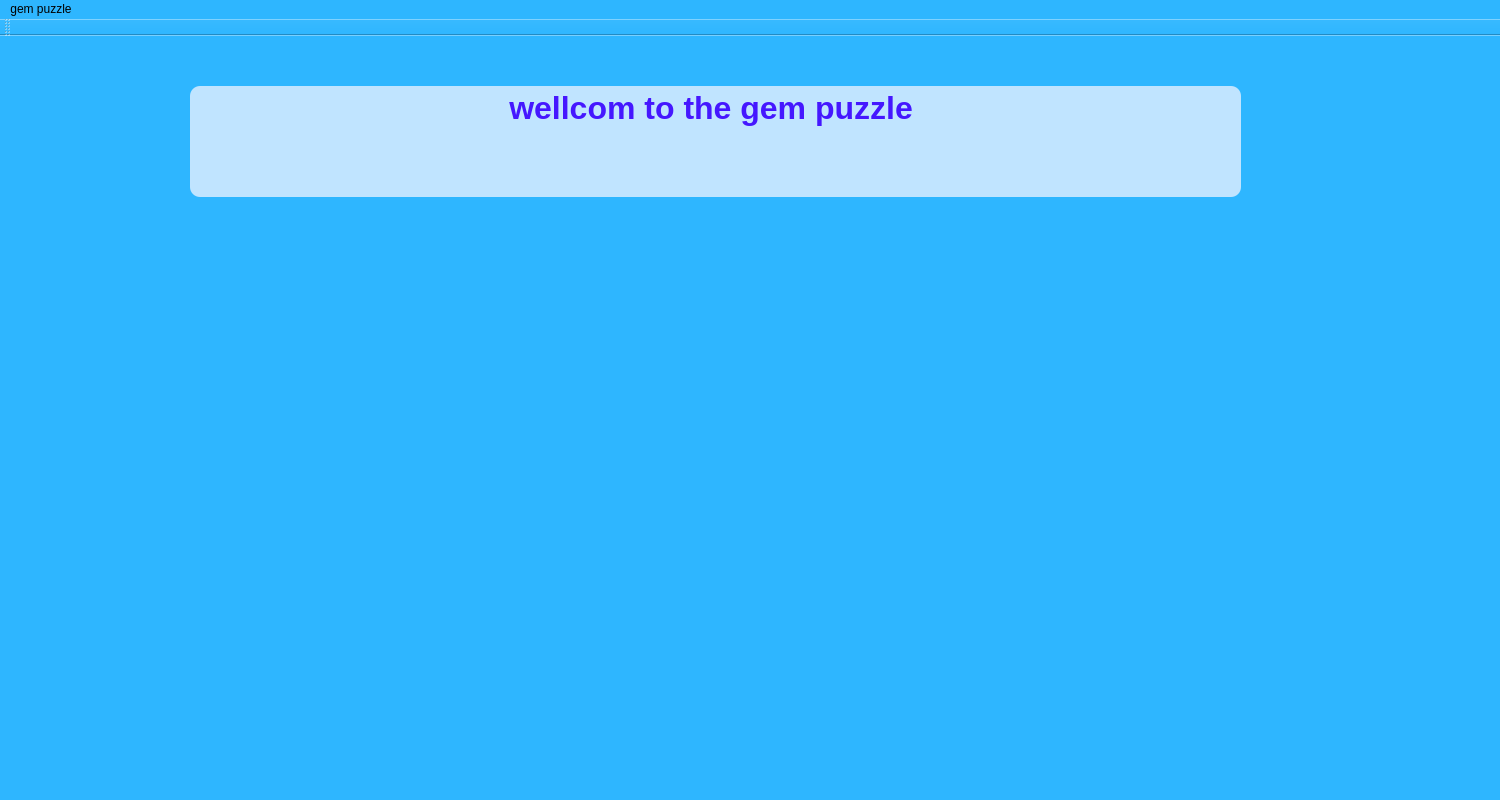
Qt form mainwindow.ui (haniShams/Finalproject_Gem_Puzzle) before a commit.
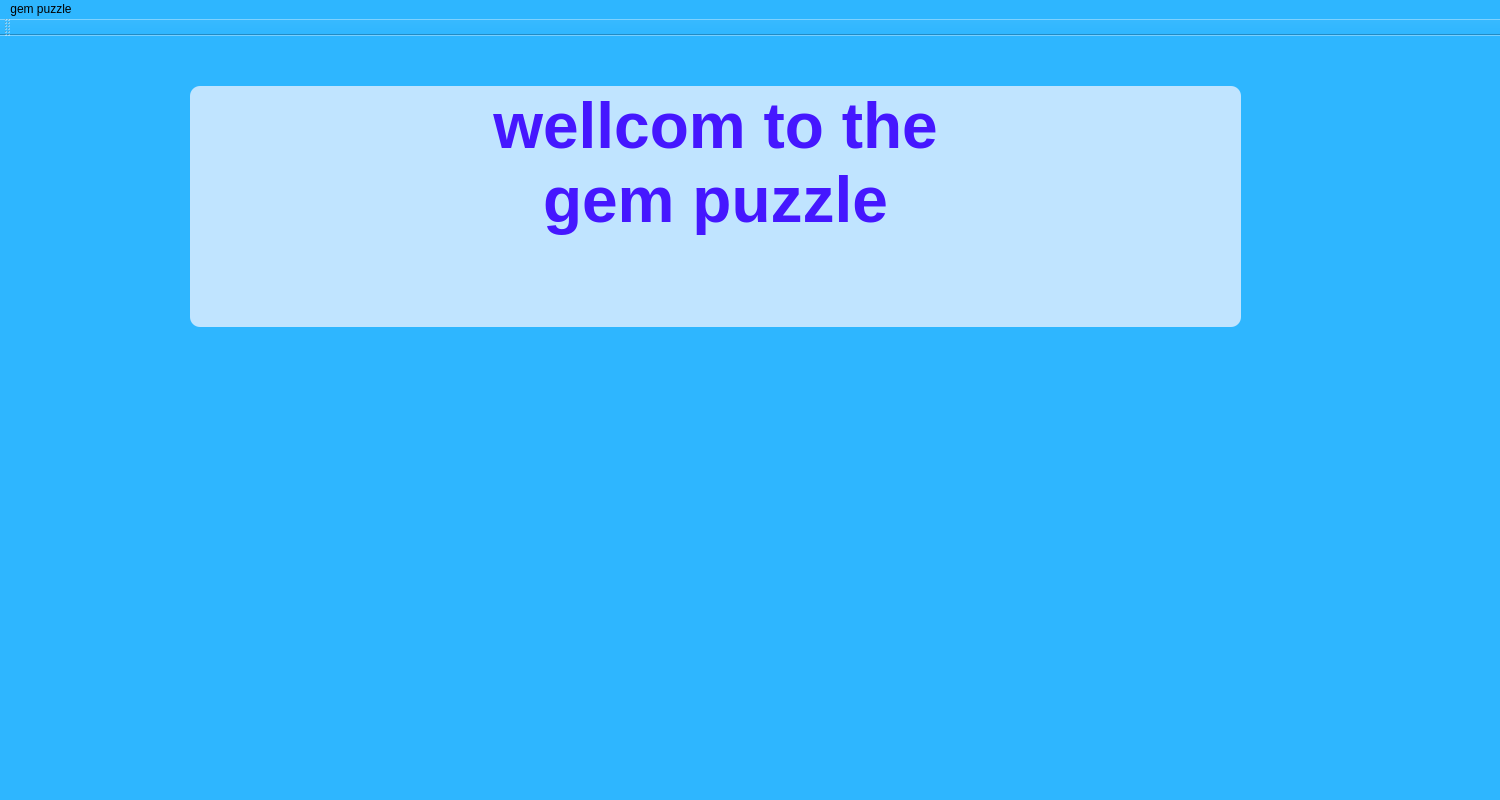
The same form after that commit.

Diff of the .ui file:
```diff
--- a/mainwindow.ui
+++ b/mainwindow.ui
@@ -23,7 +23,7 @@
       <x>190</x>
       <y>50</y>
       <width>1051</width>
-      <height>111</height>
+      <height>241</height>
      </rect>
     </property>
     <property name="styleSheet">
@@ -37,7 +37,8 @@
 &lt;html&gt;&lt;head&gt;&lt;meta name=&quot;qrichtext&quot; content=&quot;1&quot; /&gt;&lt;style type=&quot;text/css&quot;&gt;
 p, li { white-space: pre-wrap; }
 &lt;/style&gt;&lt;/head&gt;&lt;body style=&quot; font-family:'MS Shell Dlg 2'; font-size:8pt; font-weight:400; font-style:normal;&quot;&gt;
-&lt;p align=&quot;center&quot; style=&quot; margin-top:0px; margin-bottom:0px; margin-left:0px; margin-right:0px; -qt-block-indent:0; text-indent:0px;&quot;&gt;&lt;span style=&quot; font-size:24pt; font-weight:600; color:#4517ff;&quot;&gt;wellcom to the gem puzzle &lt;/span&gt;&lt;/p&gt;&lt;/body&gt;&lt;/html&gt;</string>
+&lt;p align=&quot;center&quot; style=&quot; margin-top:0px; margin-bottom:0px; margin-left:0px; margin-right:0px; -qt-block-indent:0; text-indent:0px;&quot;&gt;&lt;span style=&quot; font-size:48pt; font-weight:600; color:#4517ff;&quot;&gt;wellcom to the&lt;/span&gt;&lt;/p&gt;
+&lt;p align=&quot;center&quot; style=&quot; margin-top:0px; margin-bottom:0px; margin-left:0px; margin-right:0px; -qt-block-indent:0; text-indent:0px;&quot;&gt;&lt;span style=&quot; font-size:48pt; font-weight:600; color:#4517ff;&quot;&gt; gem puzzle &lt;/span&gt;&lt;/p&gt;&lt;/body&gt;&lt;/html&gt;</string>
     </property>
    </widget>
   </widget>
```
